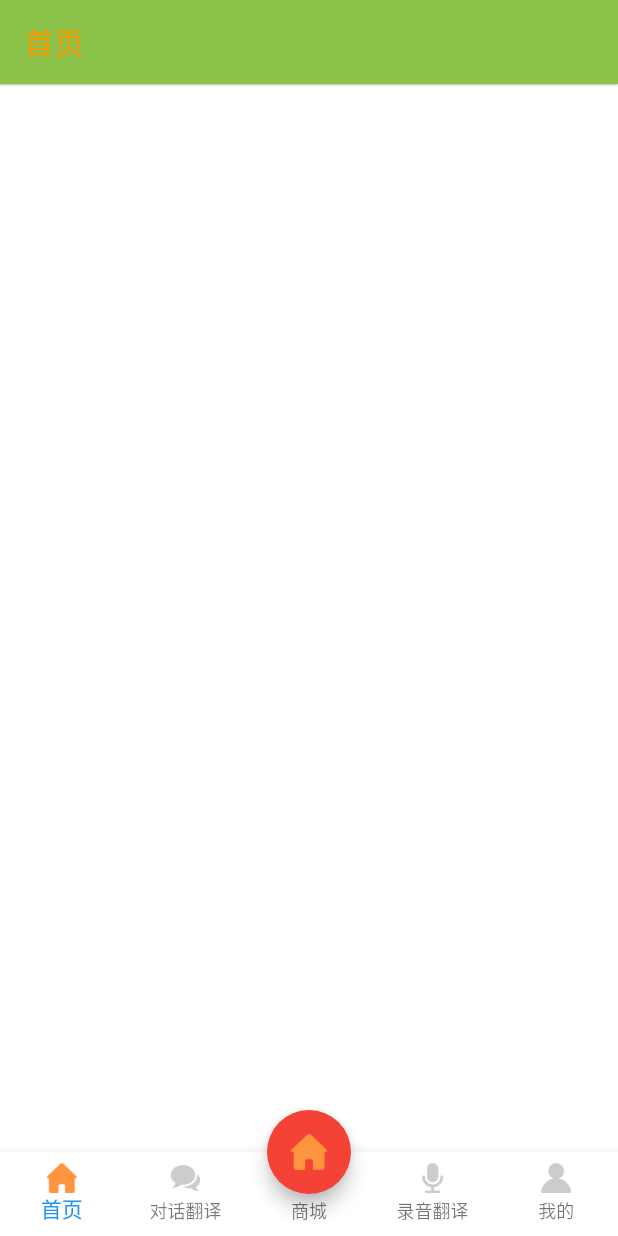
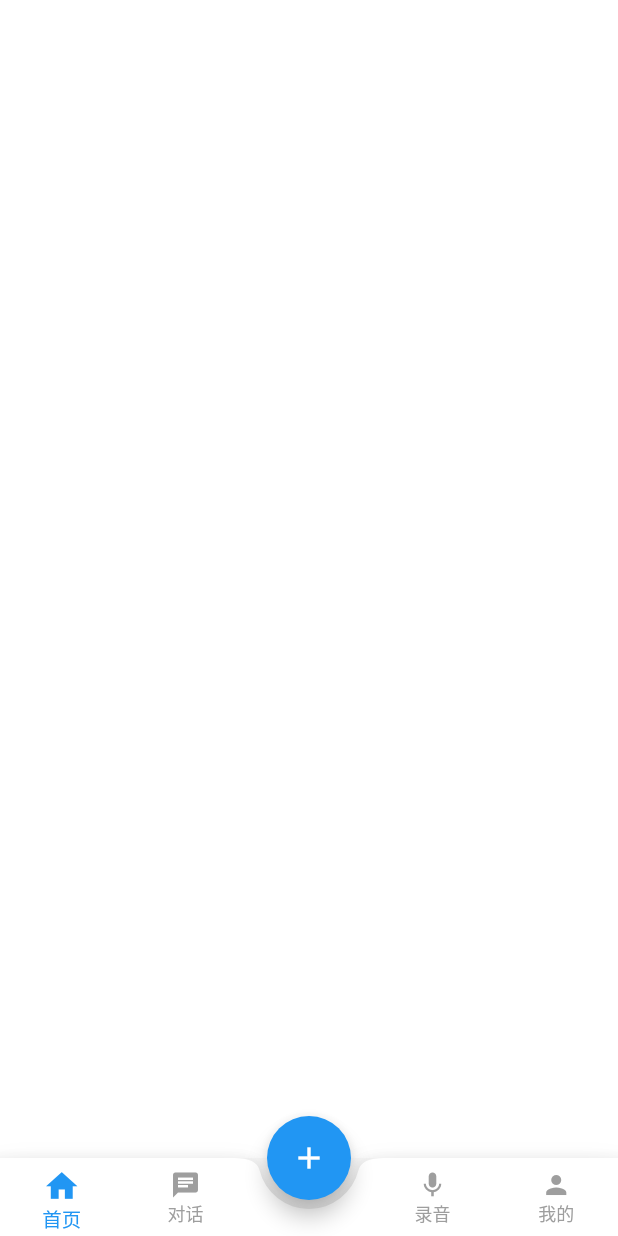
Before and after one commit to ForgetSou/FSFlutterDemo, a Flutter app: the screen it shows after launch, on a phone screen of 412 x 824 dp. Run offline on Flutter 3.47's test engine with Material 2 defaults, Android fonts, the phone set to English and light mode, and no system bars.

Commit message:
#Style：底部导航外弧效果

```diff
--- a/FSFlutterDemo/lib/index_page.dart
+++ b/FSFlutterDemo/lib/index_page.dart
@@ -7,126 +7,241 @@ import 'pages/mall_page.dart';
 
 class IndexPage extends StatefulWidget {
   @override
-  _IndexPageState createState() => _IndexPageState();
+  // 凸出效果
+  // _BulgeState createState() => _BulgeState();
+  // 外弧效果
+  _OuterArcState createState() => _OuterArcState();
 }
 
-class _IndexPageState extends State<IndexPage> {
-  final List<BottomNavigationBarItem> bottomTabs = [
-    BottomNavigationBarItem(
-        icon: Image.asset(
-          'images/home_unselected.png',
-          width: 20,
-          height: 20,
-        ),
-        activeIcon: Image.asset(
-          'images/home_selected.png',
-          width: 20,
-          height: 20,
-        ),
-        label: '首页'),
-    BottomNavigationBarItem(
-        icon: Image.asset(
-          'images/dialogue_unselected.png',
-          width: 20,
-          height: 20,
-        ),
-        activeIcon: Image.asset(
-          'images/dialogue_selected.png',
-          width: 20,
-          height: 20,
-        ),
-        label: '对话翻译'),
-    BottomNavigationBarItem(
-        icon: Icon(
-          Icons.add,
-          size: 20,
-        ),
-        label: '商城'),
-    BottomNavigationBarItem(
-        icon: Image.asset(
-          'images/record_unselected.png',
-          width: 20,
-          height: 20,
-        ),
-        activeIcon: Image.asset(
-          'images/record_selected.png',
-          width: 20,
-          height: 20,
-        ),
-        label: '录音翻译'),
-    BottomNavigationBarItem(
-        icon: Image.asset(
-          'images/mine_unselected.png',
-          width: 20,
-          height: 20,
-        ),
-        activeIcon: Image.asset(
-          'images/mine_selected.png',
-          width: 20,
-          height: 20,
-        ),
-        label: '我的')
-  ];
-  final List tabPages = [
-    HomePage(),
-    DialoguePage(),
-    MallPage(),
-    RecordPage(),
-    MinePage()
-  ];
+// class _BulgeState extends State<IndexPage> {
+//   final List<BottomNavigationBarItem> bottomTabs = [
+//     BottomNavigationBarItem(
+//         icon: Image.asset(
+//           'images/home_unselected.png',
+//           width: 20,
+//           height: 20,
+//         ),
+//         activeIcon: Image.asset(
+//           'images/home_selected.png',
+//           width: 20,
+//           height: 20,
+//         ),
+//         label: '首页'),
+//     BottomNavigationBarItem(
+//         icon: Image.asset(
+//           'images/dialogue_unselected.png',
+//           width: 20,
+//           height: 20,
+//         ),
+//         activeIcon: Image.asset(
+//           'images/dialogue_selected.png',
+//           width: 20,
+//           height: 20,
+//         ),
+//         label: '对话翻译'),
+//     BottomNavigationBarItem(
+//         icon: Icon(
+//           Icons.add,
+//           size: 20,
+//         ),
+//         label: '商城'),
+//     BottomNavigationBarItem(
+//         icon: Image.asset(
+//           'images/record_unselected.png',
+//           width: 20,
+//           height: 20,
+//         ),
+//         activeIcon: Image.asset(
+//           'images/record_selected.png',
+//           width: 20,
+//           height: 20,
+//         ),
+//         label: '录音翻译'),
+//     BottomNavigationBarItem(
+//         icon: Image.asset(
+//           'images/mine_unselected.png',
+//           width: 20,
+//           height: 20,
+//         ),
+//         activeIcon: Image.asset(
+//           'images/mine_selected.png',
+//           width: 20,
+//           height: 20,
+//         ),
+//         label: '我的')
+//   ];
+//   final List tabPages = [
+//     HomePage(),
+//     DialoguePage(),
+//     MallPage(),
+//     RecordPage(),
+//     MinePage()
+//   ];
 
-  int currentIndex = 0;
-  var currentPage;
+//   int currentIndex = 0;
+//   var currentPage;
 
-  int get idx => null;
+//   int get idx => null;
 
+//   @override
+//   void initState() {
+//     currentPage = tabPages[currentIndex];
+//     super.initState();
+//   }
+
+//   @override
+//   Widget build(BuildContext context) {
+//     return Scaffold(
+//       bottomNavigationBar: BottomNavigationBar(
+//         currentIndex: currentIndex,
+//         backgroundColor: Colors.white,
+//         type: BottomNavigationBarType.fixed,
+//         // elevation: 0,
+//         items: bottomTabs,
+//         onTap: (idx) {
+//           setState(() {
+//             currentIndex = idx;
+//             currentPage = tabPages[idx];
+//           });
+//         },
+//       ),
+//       floatingActionButton: FloatingActionButton(
+//         child: Image.asset(
+//           'images/home_selected.png',
+//           width: 24,
+//           height: 24,
+//         ),
+//         onPressed: () {
+//           setState(() {
+//             currentIndex = 2;
+//             currentPage = tabPages[2];
+//           });
+//         },
+//         backgroundColor: Colors.red,
+//         elevation: 5,
+//       ),
+//       floatingActionButtonLocation: FloatingActionButtonLocation.centerDocked,
+//       appBar: AppBar(
+//         backgroundColor: Colors.lightGreen,
+//         title: Text(
+//           bottomTabs[currentIndex].label,
+//           style: TextStyle(color: Colors.orange),
+//         ),
+//         elevation: 0.5,
+//       ),
+//       body: currentPage,
+//     );
+//   }
+// }
+
+class _OuterArcState extends State<IndexPage> {
   @override
   void initState() {
-    currentPage = tabPages[currentIndex];
+    ///初始化，这个函数在生命周期中只调用一次
     super.initState();
   }
 
   @override
   Widget build(BuildContext context) {
-    return Scaffold(
-      bottomNavigationBar: BottomNavigationBar(
-        currentIndex: currentIndex,
-        backgroundColor: Colors.white,
-        type: BottomNavigationBarType.fixed,
-        // elevation: 0,
-        items: bottomTabs,
-        onTap: (idx) {
-          setState(() {
-            currentIndex = idx;
-            currentPage = tabPages[idx];
-          });
+    //构建页面
+    return buildBottomTabScaffold();
+  }
+
+  //当前显示页面的
+  int currentIndex = 0;
+  //点击导航项是要显示的页面
+  final pages = [HomePage(), DialoguePage(), RecordPage(), MinePage()];
+
+  Widget buildBottomTabScaffold() {
+    return SizedBox(
+        height: 100,
+        child: Scaffold(
+          //对应的页面
+          body: pages[currentIndex],
+          //appBar: AppBar(title: const Text('Bottom App Bar')),
+          //悬浮按钮的位置
+          floatingActionButtonLocation:
+              FloatingActionButtonLocation.centerDocked,
+          //悬浮按钮
+          floatingActionButton: FloatingActionButton(
+            child: const Icon(Icons.add),
+            onPressed: () {},
+          ),
+          //其他菜单栏
+          bottomNavigationBar: BottomAppBar(
+            shape: CircularNotchedRectangle(),
+            notchMargin: 6.0,
+            color: Colors.white,
+            child: Row(
+              mainAxisSize: MainAxisSize.max,
+              mainAxisAlignment: MainAxisAlignment.spaceAround,
+              children: <Widget>[
+                buildBotomItem(currentIndex, 0, Icons.home, "首页"),
+                buildBotomItem(currentIndex, 1, Icons.chat, "对话"),
+                buildBotomItem(currentIndex, -1, null, "商城"),
+                buildBotomItem(currentIndex, 2, Icons.mic, "录音"),
+                buildBotomItem(currentIndex, 3, Icons.person, "我的"),
+              ],
+            ),
+          ),
+        ));
+  }
+
+  buildBotomItem(int selectIndex, int index, IconData iconData, String title) {
+    //未选中状态的样式
+    TextStyle textStyle = TextStyle(fontSize: 12.0, color: Colors.grey);
+    MaterialColor iconColor = Colors.grey;
+    double iconSize = 20;
+    EdgeInsetsGeometry padding = EdgeInsets.only(top: 8.0);
+
+    if (selectIndex == index) {
+      //选中状态的文字样式
+      textStyle = TextStyle(fontSize: 13.0, color: Colors.blue);
+      //选中状态的按钮样式
+      iconColor = Colors.blue;
+      iconSize = 25;
+      padding = EdgeInsets.only(top: 6.0);
+    }
+    Widget padItem = SizedBox();
+    if (iconData != null) {
+      padItem = Padding(
+        padding: padding,
+        child: Container(
+          color: Colors.white,
+          child: Center(
+            child: Column(
+              children: <Widget>[
+                Icon(
+                  iconData,
+                  color: iconColor,
+                  size: iconSize,
+                ),
+                Text(
+                  title,
+                  style: textStyle,
+                )
+              ],
+            ),
+          ),
+        ),
+      );
+    }
+    Widget item = Expanded(
+      flex: 1,
+      child: new GestureDetector(
+        onTap: () {
+          if (index != currentIndex) {
+            setState(() {
+              currentIndex = index;
+            });
+          }
         },
+        child: SizedBox(
+          height: 52,
+          child: padItem,
+        ),
       ),
-      floatingActionButton: FloatingActionButton(
-        child: Image.asset(
-          'images/home_selected.png',
-          width: 24,
-          height: 24,
-        ),
-        onPressed: () {
-          setState(() {
-            currentIndex = 2;
-            currentPage = tabPages[2];
-          });
-        },
-        backgroundColor: Colors.red,
-        elevation: 5,
-      ),
-      floatingActionButtonLocation: FloatingActionButtonLocation.centerDocked,
-      appBar: AppBar(
-        backgroundColor: Colors.lightGreen,
-        title: Text(
-          bottomTabs[currentIndex].label,
-          style: TextStyle(color: Colors.orange),
-        ),
-        elevation: 0.5,
-      ),
-      body: currentPage,
     );
+    return item;
   }
 }
--- a/FSFlutterDemo/lib/main.dart
+++ b/FSFlutterDemo/lib/main.dart
@@ -10,6 +10,7 @@ class MyApp extends StatelessWidget {
     // final wordPair = new WordPair.random();
     return new MaterialApp(
       debugShowCheckedModeBanner: false,
+      // home: IndexPage(),
       home: IndexPage(),
       theme: new ThemeData(
         primaryColor: Colors.orange,
```
